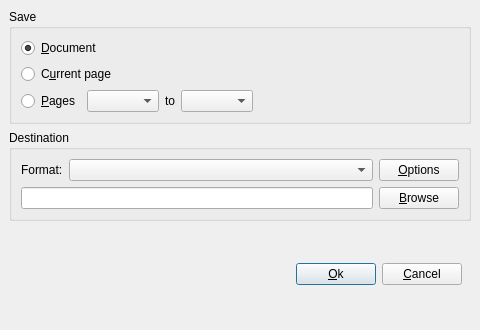
This is src/qdjviewsavedialog.ui in barak/djview4 as Qt 5 draws it before an edit. The edited form follows.
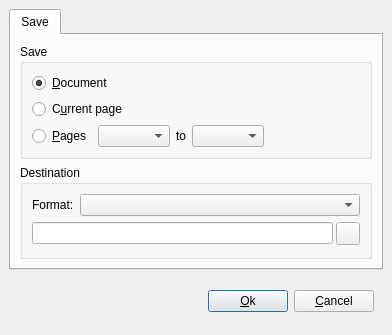
This is the edited form. Icons and pictures are not drawn.

What changed in the file:
```diff
--- a/src/qdjviewsavedialog.ui
+++ b/src/qdjviewsavedialog.ui
@@ -4,14 +4,6 @@
  <exportmacro></exportmacro>
  <class>QDjViewSaveDialog</class>
  <widget class="QDialog" name="QDjViewSaveDialog" >
-  <property name="geometry" >
-   <rect>
-    <x>0</x>
-    <y>0</y>
-    <width>480</width>
-    <height>330</height>
-   </rect>
-  </property>
   <property name="windowTitle" >
    <string>Dialog</string>
   </property>
@@ -23,6 +15,19 @@
     <number>6</number>
    </property>
    <item>
+    <widget class="QTabWidget" name="tabWidget" >
+     <widget class="QWidget" name="saveTab" >
+      <attribute name="title" >
+       <string>Save</string>
+      </attribute>
+      <layout class="QVBoxLayout" >
+       <property name="margin" >
+        <number>9</number>
+       </property>
+       <property name="spacing" >
+        <number>6</number>
+       </property>
+       <item>
     <widget class="QGroupBox" name="saveGroupBox" >
      <property name="title" >
       <string>Save</string>
@@ -145,16 +150,6 @@
           </property>
          </widget>
         </item>
-        <item>
-         <widget class="QPushButton" name="propButton" >
-          <property name="text" >
-           <string>&amp;Options</string>
-          </property>
-          <property name="autoDefault" >
-           <bool>false</bool>
-          </property>
-         </widget>
-        </item>
        </layout>
       </item>
       <item>
@@ -163,24 +158,25 @@
          <number>0</number>
         </property>
         <property name="spacing" >
-         <number>6</number>
+             <number>3</number>
         </property>
         <item>
          <widget class="QLineEdit" name="fileNameEdit" />
         </item>
         <item>
-         <widget class="QPushButton" name="browseButton" >
-          <property name="text" >
-           <string>&amp;Browse</string>
-          </property>
-          <property name="autoDefault" >
-           <bool>false</bool>
-          </property>
+             <widget class="QToolButton" name="browseButton" >
+              <property name="icon" >
+               <iconset resource="qdjview.qrc" >:/images/icon_open.png</iconset>
+              </property>
          </widget>
         </item>
        </layout>
       </item>
      </layout>
+        </widget>
+       </item>
+      </layout>
+     </widget>
     </widget>
    </item>
    <item>
```
Left out of the diff: 5 changed lines with no effect on the pictures. Lines whose indentation alone changed are shown as unchanged.
